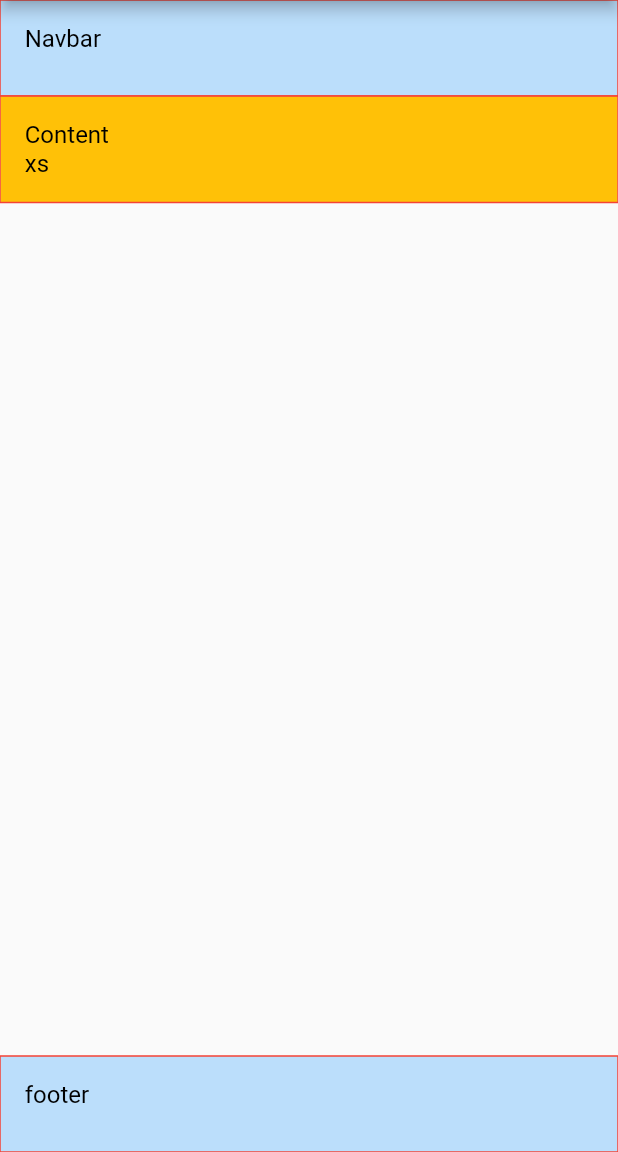
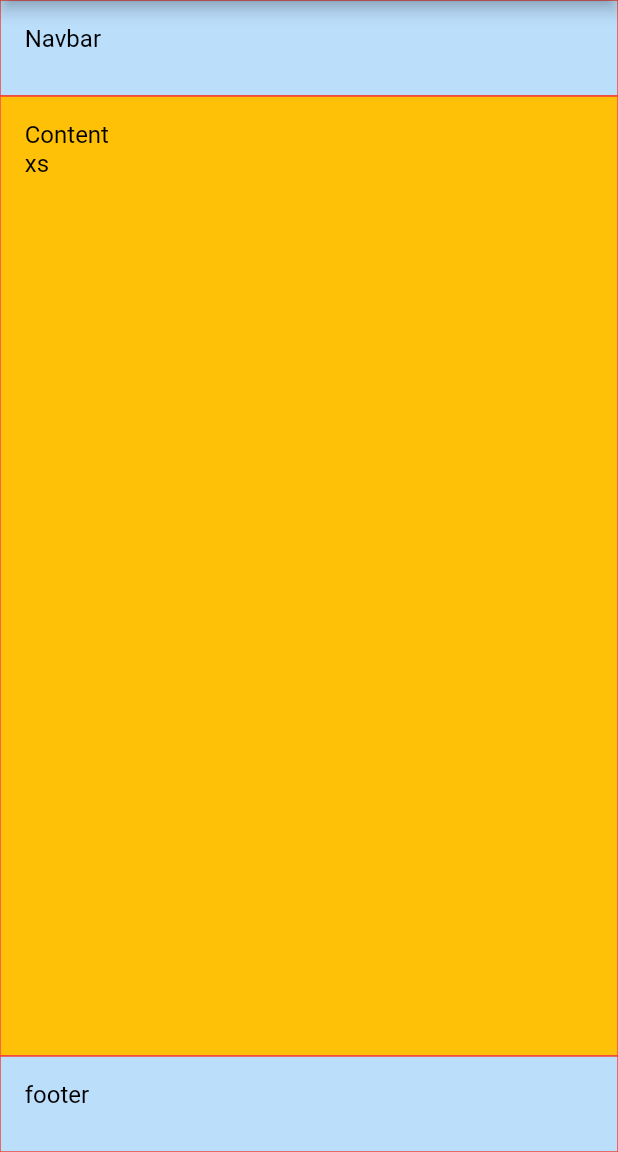
Before and after one commit to Trimlog/ultimate_containers, a Flutter app: the UltimateLayoutPage screen opened directly, on a phone screen of 412 x 824 dp, the part 84-1236 px from its top. Run offline on Flutter 3.47's test engine with Material 2 defaults, Android fonts, the light colour scheme and no system bars.

Commit message:
flex settings + fix responsive merging

```diff
--- a/example/lib/ultimate_layout.dart
+++ b/example/lib/ultimate_layout.dart
@@ -47,7 +47,11 @@ class UltimateLayoutPage extends StatelessWidget {
   }
 }
 
-final vw100 = FSS(w: vw(1));
+final vw100 = FSS(
+  w: vw(1),
+  axis: Axis.horizontal,
+  alignHorizontal: AxisAlignment.center,
+);
 
 final pv100 = FSS(
   h: percentH(100),
@@ -63,17 +67,23 @@ final navbar = FSS(
 );
 
 final maxWidth = FSS(
-  w: rem(40),
+  w: vw(1),
   borderColor: Colors.red,
   borderWidth: px(1),
   borderAlign: 0.0,
+  md: FSS(
+    w: vw(0.7),
+  ),
 );
 
 final content = FSS(
   bg: Colors.amber,
   p: rem(1),
   sm: FSS(bg: Colors.red),
-  md: FSS(bg: Colors.green),
+  md: FSS(
+    bg: Colors.green,
+    paddingHorizontal: px(0),
+  ),
   lg: FSS(bg: Colors.blue),
   xl: FSS(bg: Colors.purple),
 );
--- /dev/null
+++ b/lib/src/axis_alignment.dart
@@ -0,0 +1,49 @@
+import 'package:flutter/widgets.dart';
+
+enum AxisAlignment {
+  start,
+  end,
+  center,
+  spaceBetween,
+  spaceAround,
+  spaceEvenly,
+  baseline,
+}
+
+MainAxisAlignment toMainAxisAlignment(AxisAlignment? aa) => switch (aa) {
+      AxisAlignment.start => MainAxisAlignment.start,
+      AxisAlignment.end => MainAxisAlignment.end,
+      AxisAlignment.center => MainAxisAlignment.center,
+      AxisAlignment.spaceBetween => MainAxisAlignment.spaceBetween,
+      AxisAlignment.spaceAround => MainAxisAlignment.spaceAround,
+      AxisAlignment.spaceEvenly => MainAxisAlignment.spaceEvenly,
+      AxisAlignment.baseline => throw MainAxisAlignmentCannotHaveBaseline(),
+      null => MainAxisAlignment.start,
+    };
+
+CrossAxisAlignment toCrossAxisAlignment(AxisAlignment? aa) => switch (aa) {
+      AxisAlignment.start => CrossAxisAlignment.start,
+      AxisAlignment.end => CrossAxisAlignment.end,
+      AxisAlignment.center => CrossAxisAlignment.center,
+      AxisAlignment.spaceBetween => throw CrossAxisAlignmentCannotHaveSpaceBetween(),
+      AxisAlignment.spaceAround => throw CrossAxisAlignmentCannotHaveSpaceAround(),
+      AxisAlignment.spaceEvenly => throw CrossAxisAlignmentCannotHaveSpaceEvenly(),
+      AxisAlignment.baseline => CrossAxisAlignment.baseline,
+      null => CrossAxisAlignment.start,
+    };
+
+class MainAxisAlignmentCannotHaveBaseline extends Error {
+  final message = 'AxisAlignment.baseline cannot be used with MainAxisAlignment';
+}
+
+class CrossAxisAlignmentCannotHaveSpaceBetween extends Error {
+  final message = 'AxisAlignment.spaceBetween cannot be used with CrossAxisAlignment';
+}
+
+class CrossAxisAlignmentCannotHaveSpaceAround extends Error {
+  final message = 'AxisAlignment.spaceAround cannot be used with CrossAxisAlignment';
+}
+
+class CrossAxisAlignmentCannotHaveSpaceEvenly extends Error {
+  final message = 'AxisAlignment.spaceEvenly cannot be used with CrossAxisAlignment';
+}
--- a/lib/src/components/c.dart
+++ b/lib/src/components/c.dart
@@ -1,8 +1,8 @@
 import 'package:flutter/material.dart';
 import 'package:ultimate_containers/ultimate_containers.dart';
 
-/// Ultimate Container Widget
 class C extends StatelessWidget {
+  /// Ultimate Container Widget
   C(
     dynamic inputs, {
     Key? key,
@@ -26,10 +26,12 @@ class C extends StatelessWidget {
   @override
   Widget build(BuildContext ctx) {
     final fss = FSS
-        .of(ctx)
-        .inhertiable() // Inherit text styles
-        .mergeMulti(this.fss) // merge provided styles
-        .flattenResponsive(ctx); // calculate responsive styles based on breakpoint
+            .of(ctx)
+            .inhertiable() // Inherit text styles
+            .mergeMulti(this.fss) // merge provided styles
+            ?.flattenResponsive(ctx) // calculate responsive styles based on breakpoint
+        ??
+        FSS();
 
     return LayoutBuilder(
       builder: (ctx, constraints) {
@@ -60,13 +62,22 @@ class C extends StatelessWidget {
               boxShadow: fss.shadows?.map((e) => e.boxShadow(uctx)).toList(),
             ),
             child: FSSProvider(
-                fss: fss,
-                child: Column(
-                  mainAxisAlignment: MainAxisAlignment.start,
-                  crossAxisAlignment: CrossAxisAlignment.start,
-                  mainAxisSize: MainAxisSize.min,
-                  children: children,
-                )),
+              fss: fss,
+              child: switch (fss.axis) {
+                Axis.horizontal => Row(
+                    mainAxisAlignment: toMainAxisAlignment(fss.alignHorizontal),
+                    crossAxisAlignment: toCrossAxisAlignment(fss.alignHorizontal),
+                    mainAxisSize: fss.axisSize ?? MainAxisSize.max,
+                    children: children,
+                  ),
+                Axis.vertical || null => Column(
+                    mainAxisAlignment: toMainAxisAlignment(fss.alignVertical),
+                    crossAxisAlignment: toCrossAxisAlignment(fss.alignVertical),
+                    mainAxisSize: fss.axisSize ?? MainAxisSize.max,
+                    children: children,
+                  ),
+              },
+            ),
           ),
         );
       },
--- a/lib/src/components/ec.dart
+++ b/lib/src/components/ec.dart
@@ -1,8 +1,8 @@
 import 'package:flutter/widgets.dart';
 import 'package:ultimate_containers/ultimate_containers.dart';
 
-/// Expanded Ultimate Container
 class EC extends StatelessWidget {
+  /// Expanded Ultimate Container
   const EC(
     this.inputs, {
     Key? key,
--- a/lib/src/components/t.dart
+++ b/lib/src/components/t.dart
@@ -34,7 +34,7 @@ class T extends StatelessWidget {
         final uctx = UnitContext(ctx, constraints);
         return Text(
           strings.join(' '),
-          style: calculatedFss.textStyle(uctx),
+          style: calculatedFss?.textStyle(uctx),
         );
       },
     );
--- a/lib/src/fss.dart
+++ b/lib/src/fss.dart
@@ -26,7 +26,7 @@ class FSS {
         letterSpacing: Px(style.letterSpacing ?? 0),
         wordSpacing: Px(style.wordSpacing ?? 0),
         fontFamily: style.fontFamily,
-      ));
+      ))!;
 
   // Text shadow
   Color? textShadowColor;
@@ -36,7 +36,7 @@ class FSS {
         textShadowColor: shadow.color,
         textShadowOffset: shadow.offset,
         textShadowBlur: Px(shadow.blurRadius),
-      ));
+      ))!;
 
   // Box styles
   Unit? width;
@@ -73,6 +73,12 @@ class FSS {
   FSS? xl;
   FSS? xxl;
   Breakpoints? breakpoints;
+
+  // Flex
+  Axis? axis;
+  AxisAlignment? alignVertical;
+  AxisAlignment? alignHorizontal;
+  MainAxisSize? axisSize;
 
   // Getters
   TextStyle textStyle(UnitContext uctx) => TextStyle(
@@ -151,6 +157,11 @@ class FSS {
       if (lg != null) 'lg': lg?.toMap(),
       if (xl != null) 'xl': xl?.toMap(),
       if (xxl != null) 'xxl': xxl?.toMap(),
+      if (breakpoints != null) 'breakpoints': breakpoints?.breakpoints,
+      if (axis != null) 'axis': axis,
+      if (alignVertical != null) 'alignVertical': alignVertical,
+      if (alignHorizontal != null) 'alignHorizontal': alignHorizontal,
+      if (axisSize != null) 'axisSize': axisSize,
     };
   }
 
@@ -274,6 +285,18 @@ class FSS {
 
     /// responsive breakpoints
     Breakpoints? breakpoints,
+
+    /// flex-direction
+    Axis? axis,
+
+    /// justify-content
+    AxisAlignment? alignHorizontal,
+
+    /// align-content
+    AxisAlignment? alignVertical,
+
+    ///
+    MainAxisSize? axisSize,
 
     // === Text Abbrevations ===
     /// color
@@ -453,10 +476,16 @@ class FSS {
     this.xl = xl;
     this.xxl = xxl;
     this.breakpoints = breakpoints;
+
+    // Flex
+    this.axis = axis ?? Axis.vertical;
+    this.alignVertical = alignVertical;
+    this.alignHorizontal = alignHorizontal;
+    this.axisSize = axisSize;
   }
 
-  static FSS mergeFss(FSS? baseFss, FSS? overwriteFss) {
-    if (baseFss == null) return FSS();
+  static FSS? mergeFss(FSS? baseFss, FSS? overwriteFss) {
+    if (baseFss == null) return overwriteFss;
     return overwriteFss != null
         ? FSS(
             color: overwriteFss.color ?? baseFss.color,
@@ -491,20 +520,24 @@ class FSS {
             borderStyle: overwriteFss.borderStyle ?? baseFss.borderStyle,
             borderAlign: overwriteFss.borderAlign ?? baseFss.borderAlign,
             shadows: overwriteFss.shadows ?? baseFss.shadows,
-            xs: overwriteFss.xs ?? baseFss.xs,
-            sm: overwriteFss.sm ?? baseFss.sm,
-            md: overwriteFss.md ?? baseFss.md,
-            lg: overwriteFss.lg ?? baseFss.lg,
-            xl: overwriteFss.xl ?? baseFss.xl,
-            xxl: overwriteFss.xxl ?? baseFss.xxl,
+            xs: FSS.mergeFss(baseFss.xs, overwriteFss.xs),
+            sm: FSS.mergeFss(baseFss.sm, overwriteFss.sm),
+            md: FSS.mergeFss(baseFss.md, overwriteFss.md),
+            lg: FSS.mergeFss(baseFss.lg, overwriteFss.lg),
+            xl: FSS.mergeFss(baseFss.xl, overwriteFss.xl),
+            xxl: FSS.mergeFss(baseFss.xxl, overwriteFss.xxl),
             breakpoints: overwriteFss.breakpoints ?? baseFss.breakpoints,
+            axis: overwriteFss.axis ?? baseFss.axis,
+            alignVertical: overwriteFss.alignVertical ?? baseFss.alignVertical,
+            alignHorizontal: overwriteFss.alignHorizontal ?? baseFss.alignHorizontal,
+            axisSize: overwriteFss.axisSize ?? baseFss.axisSize,
           )
         : baseFss;
   }
 
-  FSS merge(FSS overwriteFss) => FSS.mergeFss(this, overwriteFss);
+  FSS? merge(FSS? overwriteFss) => FSS.mergeFss(this, overwriteFss);
 
-  FSS mergeMulti(List<FSS?>? overwriteFss) =>
+  FSS? mergeMulti(List<FSS?>? overwriteFss) =>
       overwriteFss?.fold(
         this,
         (previousValue, element) => element != null
@@ -516,9 +549,9 @@ class FSS {
       ) ??
       this;
 
-  FSS dependsOn(FSS baseFss) => FSS.mergeFss(baseFss, this);
+  FSS? dependsOn(FSS? baseFss) => FSS.mergeFss(baseFss, this);
 
-  FSS dependsOnMulti(List<FSS?>? baseFss) =>
+  FSS? dependsOnMulti(List<FSS?>? baseFss) =>
       baseFss?.fold(
         this,
         (previousValue, element) => element != null
@@ -548,26 +581,20 @@ class FSS {
 
   bool hasBorderRadius() => (borderRadiusTopLeft ?? borderRadiusTopRight ?? borderRadiusBottomLeft ?? borderRadiusBottomRight) != null;
 
-  FSS flattenResponsive(BuildContext ctx) {
+  FSS? flattenResponsive(BuildContext ctx) {
     final breakpoint = (this.breakpoints ?? Breakpoints.basic()).getBreakpoint(ctx);
-    return _flattenResponsive(breakpoint);
+    FSS? mergedFss = FSS.mergeFss(this, xs);
+    if (breakpoint == Breakpoint.xs) return mergedFss;
+    mergedFss = FSS.mergeFss(mergedFss, sm);
+    if (breakpoint == Breakpoint.sm) return mergedFss;
+    mergedFss = FSS.mergeFss(mergedFss, md);
+    if (breakpoint == Breakpoint.md) return mergedFss;
+    mergedFss = FSS.mergeFss(mergedFss, lg);
+    if (breakpoint == Breakpoint.lg) return mergedFss;
+    mergedFss = FSS.mergeFss(mergedFss, xl);
+    if (breakpoint == Breakpoint.xl) return mergedFss;
+    mergedFss = FSS.mergeFss(mergedFss, xxl);
+    if (breakpoint == Breakpoint.xxl) return mergedFss;
+    return null;
   }
-
-  FSS _flattenResponsive(Breakpoint? breakpoint) {
-    final responsive = getResponsive(breakpoint);
-    return switch (responsive) {
-      null => this,
-      _ => this.merge(responsive._flattenResponsive(breakpoint)),
-    };
-  }
-
-  FSS? getResponsive(Breakpoint? breakpoint) => switch (breakpoint) {
-        Breakpoint.xs => xs,
-        Breakpoint.sm => sm,
-        Breakpoint.md => md,
-        Breakpoint.lg => lg,
-        Breakpoint.xl => xl,
-        Breakpoint.xxl => xxl,
-        _ => xs,
-      };
 }
--- a/lib/ultimate_containers.dart
+++ b/lib/ultimate_containers.dart
@@ -1,6 +1,7 @@
 library ultimate_containers;
 
 export 'src/components/components.dart';
+export 'src/axis_alignment.dart';
 export 'src/breakpoints.dart';
 export 'src/fss_helpers.dart';
 export 'src/fss_provider.dart';
--- a/pubspec.yaml
+++ b/pubspec.yaml
@@ -1,6 +1,6 @@
 name: ultimate_containers
 description: CSS-Like stylesheets for Flutter.
-version: 1.0.0-dev6
+version: 1.0.0-dev7
 # homepage: https://www.example.com
 
 environment:
```
Also changed, not shown: 1 other file.
